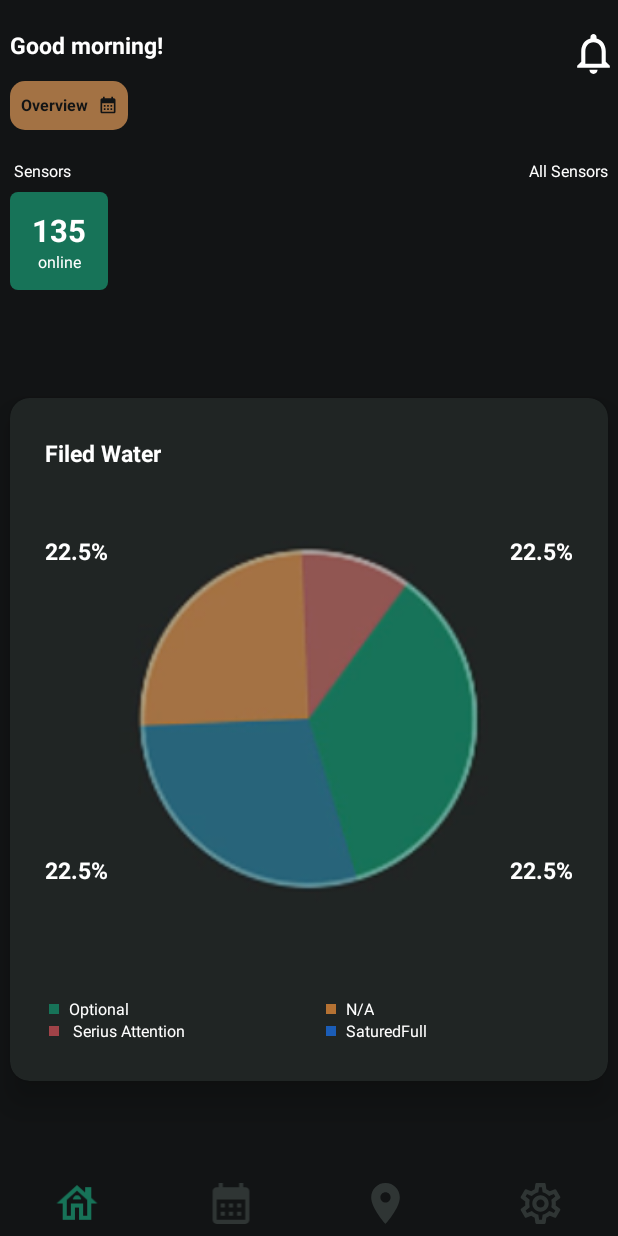
After one commit to oakvlz/RecorderApp, an Android app: the layout fragment_principal.xml on its own in the app's theme, with its tools: preview values and no code run, on a phone screen of 412 x 824 dp. The commit adds this screen. Run offline under Robolectric (Android 15) with nearby library versions, the phone set to English and light mode, and no system bars.

Commit message:
20240828 0015 se implementa xml fragment_principal.xml

```diff
--- a/app/src/main/java/com/example/recorderapp/MainActivity.kt
+++ b/app/src/main/java/com/example/recorderapp/MainActivity.kt
@@ -70,7 +70,7 @@ class MainActivity : AppCompatActivity() {
         binding.btnPlayRepro.isVisible=false
         binding.btnPlayGrab.isVisible=false
         //binding.wd.isVisible = true
-        binding.btnPlayGrab.setOnClickListener { statusVM.isStatusGrabar.value = true }
+        binding.btnPlayGrab.setOnClickListener { statusVM.isStatusGrabar.value = true}
         binding.btnStopGrab.setOnClickListener {statusVM.isStatusStopGrabar.value = true }
         binding.btnPauseGrab.setOnClickListener {}
         binding.btnPlayRepro.setOnClickListener {statusVM.isStatusPlayRepro.value = true }
@@ -134,6 +134,7 @@ class MainActivity : AppCompatActivity() {
             }
         }
         checkPermiso()
+
     }
     private fun validateDirectory(carpetaDir: String){
         directorio = "${getExternalFilesDir(Environment.DIRECTORY_DOWNLOADS)}/${carpetaDir}/"
@@ -148,7 +149,6 @@ class MainActivity : AppCompatActivity() {
         statusVM.isStatusDirectory.value = true
         //obtenerLista()
     }
-
     private fun validarArchivo() {
        //var archivoNom = "${UUID.randomUUID().toString()}.mp3"
        var archivoNom = "5316d867-7491-4775-98e2-e32c91b7161c.mp3"
@@ -170,16 +170,28 @@ class MainActivity : AppCompatActivity() {
         permisoAceptado[1]= checkSelfPermission(Manifest.permission.WRITE_EXTERNAL_STORAGE) == PackageManager.PERMISSION_GRANTED
         permisoAceptado[2]= checkSelfPermission(Manifest.permission.READ_EXTERNAL_STORAGE) == PackageManager.PERMISSION_GRANTED
         //permisoAceptado[1]= checkSelfPermission(Manifest.permission.READ_MEDIA_IMAGES) == PackageManager.PERMISSION_GRANTED
-
         asignaValorText(binding.tvPermRcorder,binding.btnPermRcorder,0)
         asignaValorText(binding.tvPermWrite,binding.btnPermWrite,1)
         asignaValorText(binding.tvPermRead,binding.btnPermRead,2)
     }
     private fun asignaValorText(vista:TextView, boton:TextView, posicion:Int){
-        vista.text = if(permisoAceptado[posicion])  "APROBADO" else "NEGADO"
+        vista.text = if(permisoAceptado[posicion]) "APROBADO " else "NEGADO"
         boton.isVisible = !permisoAceptado[posicion]
-        binding.btnPlayGrab.isVisible=true
+        if(permisoAceptado[0])
+            binding.btnPlayGrab.isVisible=true
+        //validatePerm()
     }
+    private fun validatePerm() {
+        Log.d("checkPerm","paso")
+        val permisosAceptados = permisoAceptado.all { it }
+        if (permisosAceptados) {
+            Log.d("checkPerm1","$permisosAceptados$permisoAceptado")
+            binding.btnPlayGrab.isVisible = true
+        } else {
+            binding.btnPlayGrab.isVisible = false
+        }
+    }
+
     private fun setViewVisible(vista: View, valor:Boolean){ vista.isVisible = valor }
     @SuppressLint("ResourceType")
     @RequiresApi(Build.VERSION_CODES.M)
--- /dev/null
+++ b/app/src/main/java/com/example/recorderapp/appgraficas/AppGraficasActivity.kt
@@ -0,0 +1,4 @@
+package com.example.recorderapp.appgraficas
+
+class AppGraficasActivity {
+}
--- /dev/null
+++ b/app/src/main/java/com/example/recorderapp/appgraficas/PrincipalFragment.kt
@@ -0,0 +1,28 @@
+package com.example.recorderapp.appgraficas
+
+import android.os.Bundle
+import androidx.fragment.app.Fragment
+import android.view.LayoutInflater
+import android.view.View
+import android.view.ViewGroup
+import com.example.recorderapp.R
+import com.example.recorderapp.databinding.FragmentPrincipalBinding
+
+
+class PrincipalFragment : Fragment() {
+    private var _binding: FragmentPrincipalBinding? = null
+    private val binding get() = _binding!!
+    override fun onCreate(savedInstanceState: Bundle?) {
+        super.onCreate(savedInstanceState)
+    }
+    override fun onCreateView(inflater: LayoutInflater, container: ViewGroup?, savedInstanceState: Bundle?): View? {
+        _binding = FragmentPrincipalBinding.inflate(inflater, container, false)
+        return binding.root
+    }
+    override fun onViewCreated(view: View, savedInstanceState: Bundle?) {
+        super.onViewCreated(view, savedInstanceState)
+
+
+
+    }
+}
--- a/app/src/main/res/drawable/bell_notifications.xml
+++ b/app/src/main/res/drawable/bell_notifications.xml
@@ -1,5 +1,5 @@
-<vector android:height="48dp" android:tint="#2B2A2A"
+<vector android:height="48dp" android:tint="@color/white"
     android:viewportHeight="24" android:viewportWidth="24"
     android:width="48dp" xmlns:android="http://schemas.android.com/apk/res/android">
-    <path android:fillColor="@android:color/white" android:pathData="M12,22c1.1,0 2,-0.9 2,-2h-4c0,1.1 0.9,2 2,2zM18,16v-5c0,-3.07 -1.63,-5.64 -4.5,-6.32L13.5,4c0,-0.83 -0.67,-1.5 -1.5,-1.5s-1.5,0.67 -1.5,1.5v0.68C7.64,5.36 6,7.92 6,11v5l-2,2v1h16v-1l-2,-2zM16,17L8,17v-6c0,-2.48 1.51,-4.5 4,-4.5s4,2.02 4,4.5v6z"/>
+    <path android:fillColor="@color/white" android:pathData="M12,22c1.1,0 2,-0.9 2,-2h-4c0,1.1 0.9,2 2,2zM18,16v-5c0,-3.07 -1.63,-5.64 -4.5,-6.32L13.5,4c0,-0.83 -0.67,-1.5 -1.5,-1.5s-1.5,0.67 -1.5,1.5v0.68C7.64,5.36 6,7.92 6,11v5l-2,2v1h16v-1l-2,-2zM16,17L8,17v-6c0,-2.48 1.51,-4.5 4,-4.5s4,2.02 4,4.5v6z"/>
 </vector>
--- /dev/null
+++ b/app/src/main/res/drawable/card_sensor_selected.xml
@@ -0,0 +1,5 @@
+<?xml version="1.0" encoding="utf-8"?>
+<shape xmlns:android="http://schemas.android.com/apk/res/android" android:shape="rectangle">
+    <solid android:color="@color/fragment_appgrafica_card_select"/>
+    <corners android:radius="5dp"/>
+</shape>
--- a/app/src/main/res/drawable/btn_roundedblue.xml
+++ b/app/src/main/res/drawable/card_submenu_selected.xml
@@ -1,5 +1,5 @@
 <?xml version="1.0" encoding="utf-8"?>
 <shape xmlns:android="http://schemas.android.com/apk/res/android" android:shape="rectangle">
-    <solid android:color="#4368EC"/>
-    <corners android:radius="5dp"/>
+    <solid android:color="@color/fragment_appgrafica_submenu_select"/>
+    <corners android:radius="10dp"/>
 </shape>
--- a/app/src/main/res/layout/btn_menu.xml
+++ b/app/src/main/res/layout/btn_menu.xml
@@ -2,18 +2,37 @@
 <androidx.constraintlayout.widget.ConstraintLayout xmlns:android="http://schemas.android.com/apk/res/android"
     xmlns:app="http://schemas.android.com/apk/res-auto"
     xmlns:tools="http://schemas.android.com/tools"
-    android:layout_width="match_parent"
-    android:layout_height="match_parent">
+    android:layout_width="wrap_content"
+    android:layout_height="wrap_content"
+    android:background="@drawable/card_submenu_selected"
+    android:layout_marginBottom="@dimen/_5sdp"
+    android:layout_marginEnd="@dimen/_5sdp">
+    <LinearLayout
+        android:layout_width="wrap_content"
+        android:layout_height="wrap_content"
+        android:orientation="horizontal"
+        app:layout_constraintStart_toStartOf="parent"
+        app:layout_constraintTop_toTopOf="parent">
+        <TextView
+            android:id="@+id/button"
+            android:layout_width="wrap_content"
+            android:layout_height="@dimen/_25sdp"
+            android:layout_marginStart="@dimen/_5sdp"
+            android:text="Overview"
+            android:textSize="@dimen/_8ssp"
+            android:textStyle="bold"
+            android:textColor="@color/fragment_appgrafica_submenu_text"
+            android:gravity="center" />
+        <ImageView
+            android:layout_width="@dimen/_10sdp"
+            android:layout_height="@dimen/_10sdp"
+            android:src="@drawable/ic_calendar"
+            android:layout_gravity="center"
+            app:tint="@color/fragment_appgrafica_submenu_text"
+            android:layout_marginStart="@dimen/_5sdp"
+            android:layout_marginEnd="@dimen/_5sdp"/>
 
-    <Button
-        android:id="@+id/button"
-        android:layout_width="@dimen/_90sdp"
-        android:layout_height="@dimen/_30sdp"
-        android:text="Overview"
-        android:textSize="@dimen/_10ssp"
-        android:layout_marginStart="@dimen/_10sdp"
-        android:layout_marginTop="@dimen/_10sdp"
-        android:background="@drawable/btn_cardrounded"
-        app:layout_constraintStart_toStartOf="parent"
-        app:layout_constraintTop_toTopOf="parent" />
+    </LinearLayout>
+
+
 </androidx.constraintlayout.widget.ConstraintLayout>
--- a/app/src/main/res/layout/card_sensors.xml
+++ b/app/src/main/res/layout/card_sensors.xml
@@ -1,38 +1,33 @@
 <?xml version="1.0" encoding="utf-8"?>
 <LinearLayout xmlns:android="http://schemas.android.com/apk/res/android"
   xmlns:tools="http://schemas.android.com/tools"
-  android:layout_width="wrap_content"
-  android:layout_height="wrap_content"
+  android:layout_width="@dimen/_50sdp"
+  android:layout_height="@dimen/_50sdp"
+  android:layout_marginBottom="@dimen/_5sdp"
+  android:orientation="vertical"
+  android:gravity="center"
+  android:background="@drawable/card_sensor_selected"
   xmlns:app="http://schemas.android.com/apk/res-auto">
-  <androidx.constraintlayout.widget.ConstraintLayout
-    android:id="@+id/coLayaout"
-    style="@style/coordinsensors"
-    android:layout_marginStart="5dp"
-    android:layout_marginEnd="5dp">
 
     <TextView
         android:id="@+id/tvNumSensor"
-        style="@style/tvsensors"
-        android:layout_width="78dp"
-        android:layout_height="38dp"
-        android:background="@drawable/btn_roundedblue"
-        app:layout_constraintEnd_toEndOf="parent"
-        app:layout_constraintStart_toStartOf="parent"
-        app:layout_constraintTop_toTopOf="parent"
+        android:layout_width="match_parent"
+        android:layout_height="wrap_content"
+        android:textSize="@dimen/_16ssp"
+        android:textColor="@color/white"
+        android:layout_gravity="center"
+        android:gravity="center"
+        android:textStyle="bold"
         tools:text="135" />
 
     <TextView
         android:id="@+id/tvSensor"
-        style="@style/tvsensors"
-        android:layout_width="80dp"
-        android:layout_height="35dp"
-        android:background="@drawable/btn_roundedblue"
-        app:layout_constraintBottom_toBottomOf="parent"
-        app:layout_constraintEnd_toEndOf="parent"
-        app:layout_constraintHorizontal_bias="0.0"
-        app:layout_constraintStart_toStartOf="parent"
-        app:layout_constraintTop_toBottomOf="@+id/tvNumSensor"
+        android:layout_width="match_parent"
+        android:layout_height="wrap_content"
+        android:textSize="@dimen/_8ssp"
+        android:textColor="@color/white"
+        android:layout_gravity="center"
+        android:gravity="center"
         tools:text="online" />
 
-  </androidx.constraintlayout.widget.ConstraintLayout>
 </LinearLayout>
--- a/app/src/main/res/layout/displaygrafical.xml
+++ b/app/src/main/res/layout/displaygrafical.xml
@@ -80,6 +80,9 @@
         app:layout_constraintEnd_toEndOf="parent"
         app:layout_constraintStart_toStartOf="parent"
         app:layout_constraintTop_toBottomOf="@+id/recyclerView">
+        <androidx.fragment.app.FragmentContainerView
+            android:layout_width="match_parent"
+            android:layout_height="match_parent"></androidx.fragment.app.FragmentContainerView>
     </androidx.cardview.widget.CardView>
     <LinearLayout
         style="@style/cardBarLinear"
--- /dev/null
+++ b/app/src/main/res/layout/fragment_principal.xml
@@ -0,0 +1,290 @@
+<?xml version="1.0" encoding="utf-8"?>
+<androidx.constraintlayout.widget.ConstraintLayout xmlns:android="http://schemas.android.com/apk/res/android"
+xmlns:app="http://schemas.android.com/apk/res-auto"
+android:layout_width="match_parent"
+android:layout_height="match_parent"
+android:background="@color/fragment_appgrafica_bg"
+xmlns:tools="http://schemas.android.com/tools"
+tools:context=".appgraficas.PrincipalFragment">
+
+  <TextView android:id="@+id/txtTitulo"
+    android:layout_width="wrap_content"
+    android:layout_height="wrap_content"
+    android:layout_marginStart="@dimen/_5sdp"
+    android:text="Good morning!"
+    android:textColor="@color/white"
+    android:textSize="15sp"
+    android:textStyle="bold"
+    android:layout_marginTop="@dimen/_15sdp"
+    app:layout_constraintStart_toStartOf="parent"
+    app:layout_constraintTop_toTopOf="parent" />
+  <ImageView
+    android:id="@+id/fABNotify"
+    android:layout_width="@dimen/_25sdp"
+    android:layout_height="@dimen/_25sdp"
+    android:backgroundTint="@color/fragment_appgrafica_card"
+    android:clickable="true"
+    app:srcCompat="@drawable/bell_notifications"
+    android:layout_marginTop="@dimen/_15sdp"
+    app:layout_constraintEnd_toEndOf="parent"
+    app:layout_constraintTop_toTopOf="parent" />
+  <androidx.recyclerview.widget.RecyclerView
+    android:id="@+id/rvRoundBottons"
+    android:layout_width="match_parent"
+    android:layout_height="@dimen/_30sdp"
+    android:layout_marginTop="@dimen/_10sdp"
+    android:layout_marginStart="@dimen/_5sdp"
+    android:layout_marginEnd="@dimen/_5sdp"
+    app:layout_constraintEnd_toEndOf="parent"
+    app:layout_constraintStart_toStartOf="parent"
+    app:layout_constraintTop_toBottomOf="@+id/txtTitulo"
+    tools:listitem="@layout/btn_menu"/>
+    <LinearLayout
+    android:id="@+id/linearLayout"
+    android:layout_width="match_parent"
+    android:layout_height="wrap_content"
+    android:layout_marginStart="@dimen/_5sdp"
+    android:layout_marginEnd="@dimen/_5sdp"
+    android:layout_marginTop="@dimen/_5sdp"
+    android:weightSum="2"
+    app:layout_constraintEnd_toEndOf="parent"
+    app:layout_constraintStart_toStartOf="parent"
+    app:layout_constraintTop_toBottomOf="@+id/rvRoundBottons">
+    <TextView
+        android:layout_width="wrap_content"
+        android:layout_height="match_parent"
+        android:layout_weight="1"
+        android:textColor="@color/white"
+        android:textSize="@dimen/_8ssp"
+        android:paddingEnd="@dimen/_5sdp"
+        android:paddingBottom="@dimen/_5sdp"
+        android:paddingTop="@dimen/_5sdp"
+        android:text=" Sensors" />
+    <TextView
+        android:layout_width="wrap_content"
+        android:layout_height="match_parent"
+        android:layout_weight="1"
+        android:gravity="end"
+        android:textColor="@color/white"
+        android:textSize="@dimen/_8ssp"
+        android:paddingStart="@dimen/_5sdp"
+        android:paddingBottom="@dimen/_5sdp"
+        android:paddingTop="@dimen/_5sdp"
+        android:text=" All Sensors" />
+</LinearLayout>
+  <androidx.recyclerview.widget.RecyclerView
+    android:id="@+id/rcSensor"
+    android:layout_width="match_parent"
+    android:layout_height="@dimen/_55sdp"
+    android:layout_marginStart="@dimen/_5sdp"
+    android:layout_marginEnd="@dimen/_5sdp"
+    app:layout_constraintEnd_toEndOf="parent"
+    app:layout_constraintStart_toStartOf="parent"
+    app:layout_constraintTop_toBottomOf="@+id/linearLayout"
+    tools:listitem="@layout/card_sensors"/>
+<androidx.cardview.widget.CardView
+  android:layout_width="match_parent"
+  android:layout_height="@dimen/_350sdp"
+  android:layout_marginTop="@dimen/_5sdp"
+  android:layout_marginStart="@dimen/_5sdp"
+  android:layout_marginEnd="@dimen/_5sdp"
+  android:layout_marginBottom="@dimen/_5sdp"
+  app:cardElevation="@dimen/_10sdp"
+  app:cardCornerRadius="@dimen/_10sdp"
+  android:backgroundTint="@color/fragment_appgrafica_card"
+  app:layout_constraintEnd_toEndOf="parent"
+  app:layout_constraintStart_toStartOf="parent"
+  app:layout_constraintTop_toBottomOf="@+id/rcSensor"
+  app:layout_constraintBottom_toTopOf="@+id/llMenu">
+  <androidx.coordinatorlayout.widget.CoordinatorLayout
+    android:layout_width="match_parent"
+    android:layout_height="match_parent">
+    <ImageView
+      android:layout_width="@dimen/_200sdp"
+      android:layout_height="@dimen/_200sdp"
+      android:layout_gravity="center"
+      android:layout_marginBottom="@dimen/_20sdp"
+      android:src="@drawable/grafica"/>
+    <TextView
+      android:layout_width="wrap_content"
+      android:layout_height="wrap_content"
+      android:layout_gravity="top|start"
+      android:layout_marginTop="@dimen/_20sdp"
+      android:layout_marginStart="@dimen/_18sdp"
+      android:text="Filed Water"
+      android:textColor="@color/white"
+      android:textSize="15sp"
+      android:textStyle="bold"/>
+    <TextView
+      android:layout_width="wrap_content"
+      android:layout_height="wrap_content"
+      android:layout_gravity="start"
+      android:layout_marginTop="@dimen/_70sdp"
+      android:layout_marginStart="@dimen/_18sdp"
+      android:text="22.5%"
+      android:textColor="@color/white"
+      android:textSize="15sp"
+      android:textStyle="bold" />
+    <TextView
+      android:layout_width="wrap_content"
+      android:layout_height="wrap_content"
+      android:layout_gravity="bottom"
+      android:layout_marginBottom="@dimen/_100sdp"
+      android:layout_marginStart="@dimen/_18sdp"
+      android:text="22.5%"
+      android:textColor="@color/white"
+      android:textSize="15sp"
+      android:textStyle="bold" />
+    <TextView
+      android:layout_width="wrap_content"
+      android:layout_height="wrap_content"
+      android:layout_gravity="end"
+      android:layout_marginTop="@dimen/_70sdp"
+      android:layout_marginEnd="@dimen/_18sdp"
+      android:text="22.5%"
+      android:textColor="@color/white"
+      android:textSize="15sp"
+      android:textStyle="bold" />
+    <TextView
+      android:layout_width="wrap_content"
+      android:layout_height="wrap_content"
+      android:layout_gravity="end|bottom"
+      android:layout_marginEnd="@dimen/_18sdp"
+      android:layout_marginBottom="@dimen/_100sdp"
+      android:text="22.5%"
+      android:textColor="@color/white"
+      android:textSize="15sp"
+      android:textStyle="bold" />
+    <LinearLayout
+      android:layout_width="match_parent"
+      android:layout_height="wrap_content"
+      android:layout_gravity="bottom"
+      android:layout_margin="@dimen/_20sdp"
+      android:orientation="horizontal"
+      android:weightSum="2">
+      <LinearLayout
+        android:layout_width="wrap_content"
+        android:layout_height="match_parent"
+        android:orientation="vertical"
+        android:layout_weight="1">
+        <LinearLayout
+          android:layout_width="wrap_content"
+          android:layout_height="wrap_content"
+          android:orientation="horizontal">
+          <ImageView
+            android:layout_width="@dimen/_5sdp"
+            android:layout_height="@dimen/_5sdp"
+            android:layout_gravity="center"
+            android:background="@color/fragment_appgrafica_grafica_01"/>
+          <TextView
+            android:layout_width="wrap_content"
+            android:layout_height="wrap_content"
+            android:layout_marginStart="@dimen/_5sdp"
+            android:text="Optional"
+            android:textColor="@color/white"
+            android:textSize="@dimen/_8ssp" />
+        </LinearLayout>
+        <LinearLayout
+          android:layout_width="wrap_content"
+          android:layout_height="wrap_content"
+          android:orientation="horizontal">
+          <ImageView
+            android:layout_width="@dimen/_5sdp"
+            android:layout_height="@dimen/_5sdp"
+            android:layout_gravity="center"
+            android:background="@color/fragment_appgrafica_grafica_03"/>
+          <TextView
+            android:layout_width="wrap_content"
+            android:layout_height="wrap_content"
+            android:layout_marginStart="@dimen/_5sdp"
+            android:text=" Serius Attention"
+            android:textColor="@color/white"
+            android:textSize="@dimen/_8ssp" />
+        </LinearLayout>
+      </LinearLayout>
+      <LinearLayout
+        android:layout_width="wrap_content"
+        android:layout_height="match_parent"
+        android:orientation="vertical"
+        android:layout_weight="1">
+        <LinearLayout
+          android:layout_width="wrap_content"
+          android:layout_height="wrap_content"
+          android:orientation="horizontal">
+          <ImageView
+            android:layout_width="@dimen/_5sdp"
+            android:layout_height="@dimen/_5sdp"
+            android:layout_gravity="center"
+            android:background="@color/fragment_appgrafica_grafica_02"/>
+          <TextView
+            android:layout_width="wrap_content"
+            android:layout_height="wrap_content"
+            android:layout_marginStart="@dimen/_5sdp"
+            android:text="N/A"
+            android:textColor="@color/white"
+            android:textSize="@dimen/_8ssp" />
+        </LinearLayout>
+        <LinearLayout
+          android:layout_width="wrap_content"
+          android:layout_height="wrap_content"
+          android:orientation="horizontal">
+          <ImageView
+            android:layout_width="@dimen/_5sdp"
+            android:layout_height="@dimen/_5sdp"
+            android:layout_gravity="center"
+            android:background="@color/fragment_appgrafica_grafica_04"/>
+          <TextView
+            android:layout_width="wrap_content"
+            android:layout_height="wrap_content"
+            android:layout_marginStart="@dimen/_5sdp"
+            android:text="SaturedFull"
+            android:textColor="@color/white"
+            android:textSize="@dimen/_8ssp" />
+        </LinearLayout>
+      </LinearLayout>
+
+
+    </LinearLayout>
+  </androidx.coordinatorlayout.widget.CoordinatorLayout>
+</androidx.cardview.widget.CardView>
+<LinearLayout
+  android:id="@+id/llMenu"
+    style="@style/cardBarLinear"
+    android:weightSum="4"
+    app:layout_constraintBottom_toBottomOf="parent"
+    app:layout_constraintEnd_toEndOf="parent"
+    app:layout_constraintStart_toStartOf="parent">
+    <ImageView
+      android:id="@+id/btnHome"
+      android:layout_width="@dimen/_25sdp"
+      android:layout_height="@dimen/_25sdp"
+      android:layout_weight="1"
+      android:layout_gravity="center"
+      app:tint="@color/fragment_appgrafica_menu_select"
+      android:src="@drawable/ic_house" />
+    <ImageView
+      android:id="@+id/btnCalendar"
+      android:layout_width="@dimen/_25sdp"
+      android:layout_height="@dimen/_25sdp"
+      android:layout_weight="1"
+      android:layout_gravity="center"
+      app:tint="@color/fragment_appgrafica_menu"
+      android:src="@drawable/ic_calendar" />
+    <ImageView
+      android:id="@+id/btnUser"
+      android:layout_width="@dimen/_25sdp"
+      android:layout_height="@dimen/_25sdp"
+      android:layout_weight="1"
+      android:layout_gravity="center"
+      app:tint="@color/fragment_appgrafica_menu"
+      android:src="@drawable/ic_place" />
+    <ImageView
+      android:id="@+id/btnSettings"
+      android:layout_width="@dimen/_25sdp"
+      android:layout_height="@dimen/_25sdp"
+      android:layout_weight="1"
+      android:layout_gravity="center"
+      app:tint="@color/fragment_appgrafica_menu"
+      android:src="@drawable/ic_settings_b" />
+</LinearLayout>
+</androidx.constraintlayout.widget.ConstraintLayout>
--- a/app/src/main/res/values/colors.xml
+++ b/app/src/main/res/values/colors.xml
@@ -37,4 +37,20 @@
     <color name="gradiente_button2">#DA0468</color>
     <color name="gradiente_card_song">#2D232222</color>
     <color name="gradiente_card_volumen">#172232</color>
+
+    <color name="fragment_appgrafica_bg">#121415</color>
+    <color name="fragment_appgrafica_card">#202524</color>
+    <color name="fragment_appgrafica_card_select">#177358</color>
+    <color name="fragment_appgrafica_btn">#A37244</color>
+    <color name="fragment_appgrafica_submenu">#202524</color>
+    <color name="fragment_appgrafica_submenu_text">#121415</color>
+    <color name="fragment_appgrafica_submenu_select">#A37244</color>
+    <color name="fragment_appgrafica_menu">#2F3534</color>
+    <color name="fragment_appgrafica_menu_select">#177358</color>
+
+    <color name="fragment_appgrafica_grafica_01">#177358</color>
+    <color name="fragment_appgrafica_grafica_02">#B57233</color>
+    <color name="fragment_appgrafica_grafica_03">#A04348</color>
+    <color name="fragment_appgrafica_grafica_04">#1B5DB7</color>
+
 </resources>
--- a/app/src/main/res/values/strings.xml
+++ b/app/src/main/res/values/strings.xml
@@ -1,3 +1,5 @@
 <resources>
     <string name="app_name">recorderApp</string>
+    <!-- TODO: Remove or change this placeholder text -->
+    <string name="hello_blank_fragment">Hello blank fragment</string>
 </resources>
```
Also changed, not shown: app/src/main/res/drawable/grafica.png (added).
